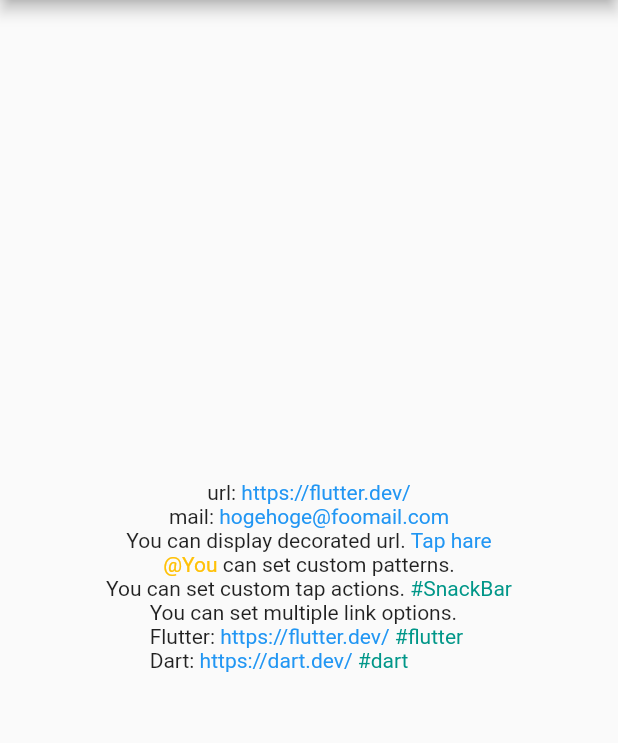
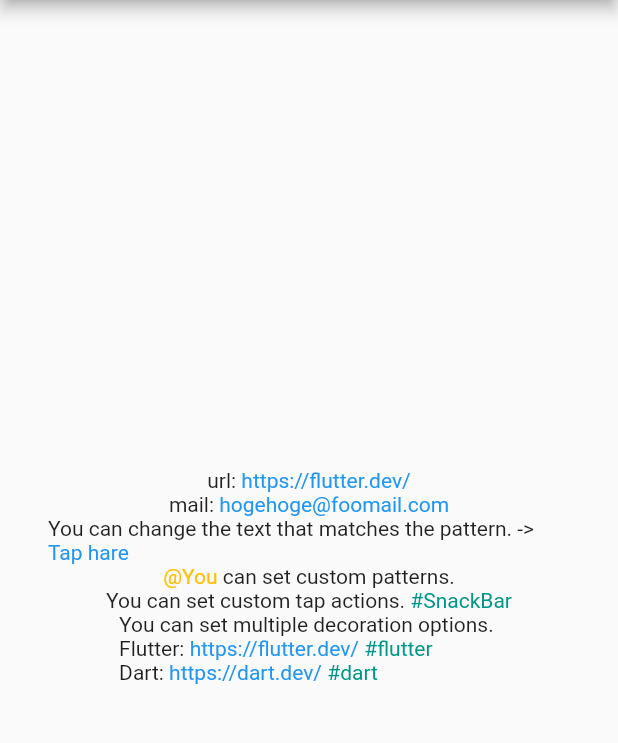
Before and after one commit to saccho/decoratable_text, a Flutter app: the screen it shows after launch, on a phone screen of 412 x 824 dp, the part 84-827 px from its top. Run offline on Flutter 3.47's test engine with Material 2 defaults, Android fonts, the phone set to English and light mode, and no system bars.

Commit message:
fix text of example

```diff
--- a/example/lib/main.dart
+++ b/example/lib/main.dart
@@ -9,13 +9,13 @@ class App extends StatelessWidget {
     return MaterialApp(
       home: Scaffold(
         appBar: AppBar(title: Text("DecoratableText Example")),
-        body: _DecoratableTextExamples(),
+        body: DecoratableTextExamples(),
       ),
     );
   }
 }
 
-class _DecoratableTextExamples extends StatelessWidget {
+class DecoratableTextExamples extends StatelessWidget {
   final _linkStyle = TextStyle(color: Colors.blue);
   final _idStyle = TextStyle(color: Colors.amber);
   final _tagStyle = TextStyle(color: Colors.teal);
@@ -49,7 +49,8 @@ class _DecoratableTextExamples extends StatelessWidget {
             ],
           ),
           DecoratableText(
-            text: "You can display decorated url. https://flutter.dev/",
+            text:
+                "You can change the text that matches the pattern. -> https://flutter.dev/",
             decorations: [
               DecorationOption(
                 pattern: TextPattern.url,
@@ -84,7 +85,7 @@ class _DecoratableTextExamples extends StatelessWidget {
           ),
           DecoratableText(
             text:
-                "You can set multiple link options. \nFlutter: https://flutter.dev/ #flutter \nDart: https://dart.dev/ #dart",
+                "You can set multiple decoration options. \nFlutter: https://flutter.dev/ #flutter \nDart: https://dart.dev/ #dart",
             decorations: [
               DecorationOption(
                 pattern: r"#[a-zA-Z0-9_]+",
```
